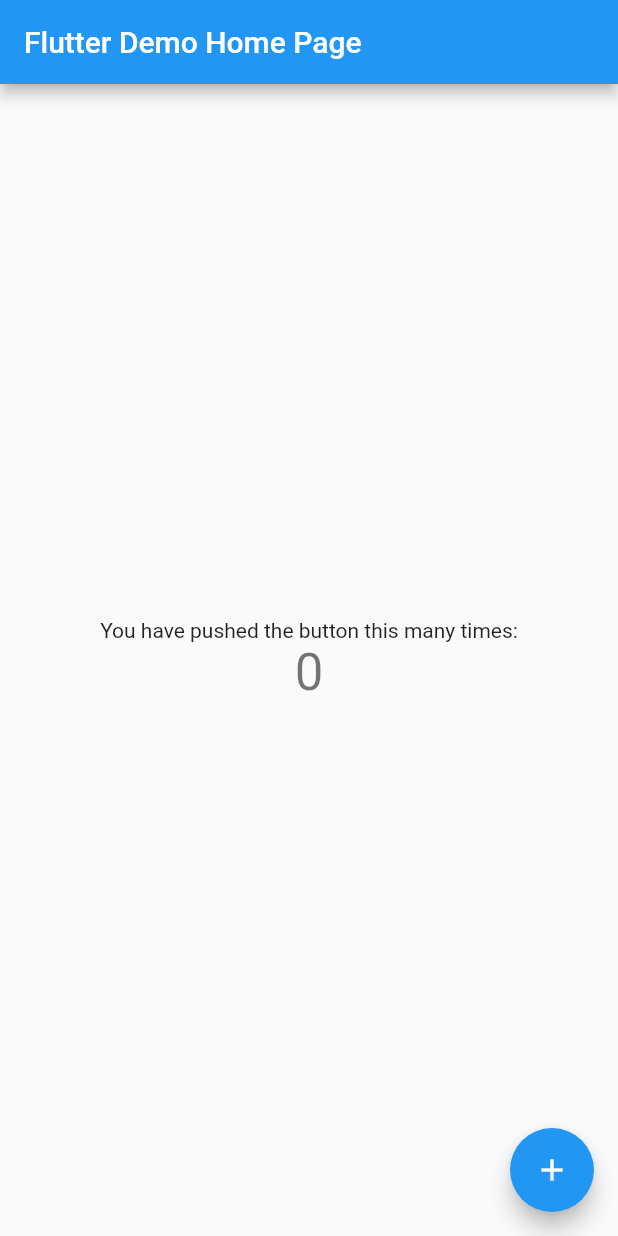
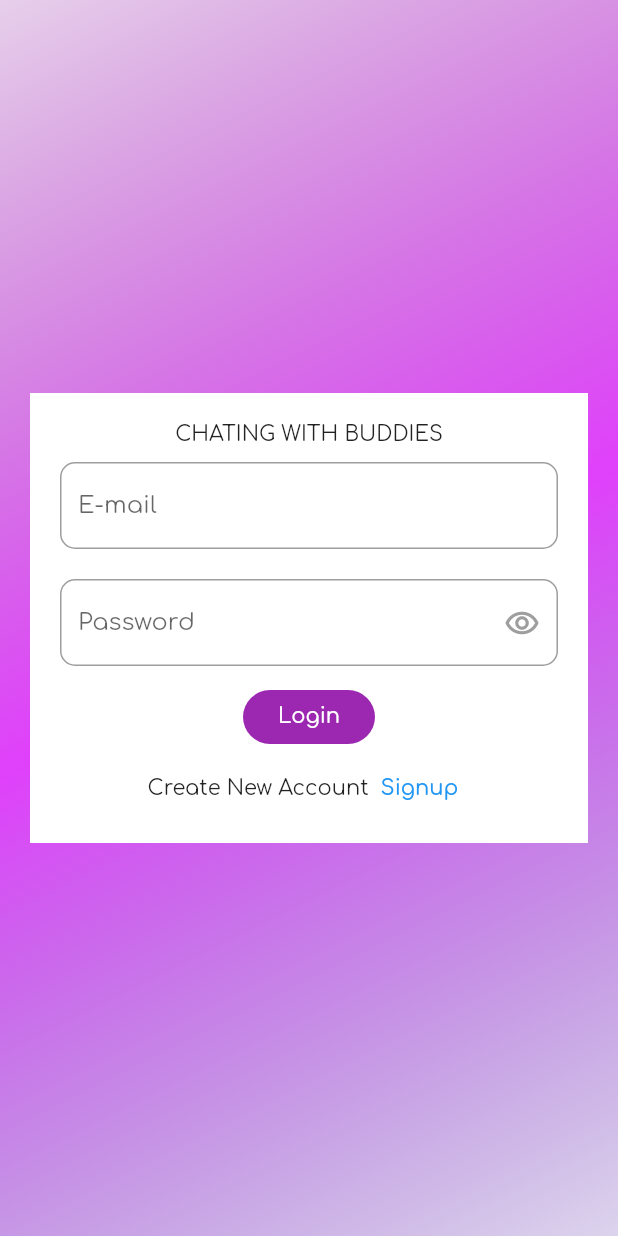
Before and after one commit to FahadNakash/ChatApp_Getx, a Flutter app: the screen it shows after launch, on a phone screen of 412 x 824 dp. Run offline on Flutter 3.47's test engine with Material 2 defaults, Android fonts, the phone set to English and light mode, and no system bars; our stand-ins replace cloud_firestore, firebase_auth, firebase_core, get; accounts and stored records are empty.

```diff
--- /dev/null
+++ b/lib/binding/all_controller_binding.dart
@@ -0,0 +1,9 @@
+import 'package:get/get.dart';
+import '../controllers/auth_controller.dart';
+class AllControllerBinding extends Bindings{
+
+  @override
+  void dependencies() {
+    Get.lazyPut(() =>AuthController());
+  }
+}
--- /dev/null
+++ b/lib/controllers/auth_controller.dart
@@ -0,0 +1,85 @@
+
+import 'package:chatapp_getx/screens/auth_screen.dart';
+import 'package:chatapp_getx/screens/chat_screen.dart';
+import 'package:flutter/cupertino.dart';
+import 'package:flutter/services.dart';
+import 'package:get/get.dart';
+import 'package:firebase_auth/firebase_auth.dart';
+import 'package:cloud_firestore/cloud_firestore.dart';
+class AuthController extends GetxController{
+ static AuthController get authGetter=>Get.find<AuthController>();
+ final obsecure=true.obs;
+ FirebaseAuth _auth=FirebaseAuth.instance;
+ FirebaseFirestore _cloudFireStore=FirebaseFirestore.instance;
+ late Rx<User?> user;
+ var isLoading=false;
+ User? get userdata{
+  return user.value;
+ }
+
+ @override
+  void onReady() {
+  user=Rx<User?>(_auth.currentUser);
+  user.bindStream(_auth.userChanges());
+  ever(user, _initialScreen);
+    super.onReady();
+  }
+
+   _initialScreen(User? user) {
+  if (user!=null) {
+    Get.to(()=>ChatScreen());
+  }else{
+    Get.to(()=>AuthScreen());
+  }
+   }
+
+Future<void> submitForm(GlobalKey<FormState> formkey,Map<String,String> userdata,bool islogin)async {
+final isValid=formkey.currentState!.validate();
+if (isValid && userdata.isNotEmpty){
+ formkey.currentState!.save();
+ if (islogin) {
+  await login(userdata);
+ }else{
+  await signup(userdata);
+ }
+}
+}
+Future<void> signup(Map<String,String> userdata)async{
+
+try{
+ final response=await _auth.createUserWithEmailAndPassword(email: userdata['email']!.trim(), password: userdata['password']!.trim());
+ await _cloudFireStore.collection('Users').doc('${user.value!.uid}').set({
+  'username':userdata['userName'],
+  'password':userdata['password'],
+ });
+} on PlatformException catch(error){
+ final message='someThing wrong';
+ Get.snackbar(error.message.toString(), message,duration: Duration(milliseconds: 1500));
+}catch(error){
+ Get.snackbar('something wrong', error.toString(),duration: Duration(milliseconds: 1500));
+
+}
+}
+
+ Future<void> login(Map<String,String> userdata)async{
+  print(userdata);
+  try{
+   final response=await _auth.signInWithEmailAndPassword(email: userdata['email']!.trim(), password: userdata['password']!.trim());
+  } on PlatformException catch(error){
+   final message='someThing wrong';
+   Get.snackbar(error.message.toString(), message,duration: Duration(milliseconds: 1500));
+  }catch(error){
+   Get.snackbar('something wrong', error.toString(),duration: Duration(milliseconds: 1500));
+
+  }
+ }
+
+ Future<void> logout()async{
+  try{
+   final response=_auth.signOut();
+  } on PlatformException catch(error){
+   final message='Somthing Gone Wrong';
+   Get.snackbar(message, error.message.toString());
+  }
+ }
+}
--- a/lib/main.dart
+++ b/lib/main.dart
@@ -1,115 +1,34 @@
+import 'package:chatapp_getx/binding/all_controller_binding.dart';
+import 'package:firebase_core/firebase_core.dart';
 import 'package:flutter/material.dart';
-
-void main() {
+import 'package:get/get.dart';
+import 'screens/auth_screen.dart';
+void main()async{
+  WidgetsFlutterBinding.ensureInitialized();
+   await Firebase.initializeApp();
   runApp(const MyApp());
 }
-
 class MyApp extends StatelessWidget {
   const MyApp({Key? key}) : super(key: key);
-
   // This widget is the root of your application.
   @override
   Widget build(BuildContext context) {
-    return MaterialApp(
-      title: 'Flutter Demo',
+    return GetMaterialApp(
+      debugShowCheckedModeBanner: false,
+      initialBinding: AllControllerBinding(),
+      title: 'Chat App',
       theme: ThemeData(
-        // This is the theme of your application.
-        //
-        // Try running your application with "flutter run". You'll see the
-        // application has a blue toolbar. Then, without quitting the app, try
-        // changing the primarySwatch below to Colors.green and then invoke
-        // "hot reload" (press "r" in the console where you ran "flutter run",
-        // or simply save your changes to "hot reload" in a Flutter IDE).
-        // Notice that the counter didn't reset back to zero; the application
-        // is not restarted.
-        primarySwatch: Colors.blue,
+        fontFamily: 'Comfortaa',
+        primaryColor: Colors.purple,
+        buttonTheme: ButtonTheme.of(context).copyWith(
+          textTheme: ButtonTextTheme.primary,
+          buttonColor: Colors.purple,
+          shape: RoundedRectangleBorder(
+            borderRadius: BorderRadius.circular(20),
+          ),
+        )
       ),
-      home: const MyHomePage(title: 'Flutter Demo Home Page'),
+      home:AuthScreen()
     );
   }
 }
-
-class MyHomePage extends StatefulWidget {
-  const MyHomePage({Key? key, required this.title}) : super(key: key);
-
-  // This widget is the home page of your application. It is stateful, meaning
-  // that it has a State object (defined below) that contains fields that affect
-  // how it looks.
-
-  // This class is the configuration for the state. It holds the values (in this
-  // case the title) provided by the parent (in this case the App widget) and
-  // used by the build method of the State. Fields in a Widget subclass are
-  // always marked "final".
-
-  final String title;
-
-  @override
-  State<MyHomePage> createState() => _MyHomePageState();
-}
-
-class _MyHomePageState extends State<MyHomePage> {
-  int _counter = 0;
-
-  void _incrementCounter() {
-    setState(() {
-      // This call to setState tells the Flutter framework that something has
-      // changed in this State, which causes it to rerun the build method below
-      // so that the display can reflect the updated values. If we changed
-      // _counter without calling setState(), then the build method would not be
-      // called again, and so nothing would appear to happen.
-      _counter++;
-    });
-  }
-
-  @override
-  Widget build(BuildContext context) {
-    // This method is rerun every time setState is called, for instance as done
-    // by the _incrementCounter method above.
-    //
-    // The Flutter framework has been optimized to make rerunning build methods
-    // fast, so that you can just rebuild anything that needs updating rather
-    // than having to individually change instances of widgets.
-    return Scaffold(
-      appBar: AppBar(
-        // Here we take the value from the MyHomePage object that was created by
-        // the App.build method, and use it to set our appbar title.
-        title: Text(widget.title),
-      ),
-      body: Center(
-        // Center is a layout widget. It takes a single child and positions it
-        // in the middle of the parent.
-        child: Column(
-          // Column is also a layout widget. It takes a list of children and
-          // arranges them vertically. By default, it sizes itself to fit its
-          // children horizontally, and tries to be as tall as its parent.
-          //
-          // Invoke "debug painting" (press "p" in the console, choose the
-          // "Toggle Debug Paint" action from the Flutter Inspector in Android
-          // Studio, or the "Toggle Debug Paint" command in Visual Studio Code)
-          // to see the wireframe for each widget.
-          //
-          // Column has various properties to control how it sizes itself and
-          // how it positions its children. Here we use mainAxisAlignment to
-          // center the children vertically; the main axis here is the vertical
-          // axis because Columns are vertical (the cross axis would be
-          // horizontal).
-          mainAxisAlignment: MainAxisAlignment.center,
-          children: <Widget>[
-            const Text(
-              'You have pushed the button this many times:',
-            ),
-            Text(
-              '$_counter',
-              style: Theme.of(context).textTheme.headline4,
-            ),
-          ],
-        ),
-      ),
-      floatingActionButton: FloatingActionButton(
-        onPressed: _incrementCounter,
-        tooltip: 'Increment',
-        child: const Icon(Icons.add),
-      ), // This trailing comma makes auto-formatting nicer for build methods.
-    );
-  }
-}
--- /dev/null
+++ b/lib/screens/auth_screen.dart
@@ -0,0 +1,46 @@
+import '../widgets/form.dart';
+import 'package:flutter/material.dart';
+class AuthScreen extends StatefulWidget {
+  const AuthScreen({Key? key}) : super(key: key);
+  @override
+  State<AuthScreen> createState() => _AuthScreenState();
+}
+class _AuthScreenState extends State<AuthScreen> with SingleTickerProviderStateMixin {
+  late final AnimationController controller;
+  @override
+  void initState() {
+    controller=AnimationController(vsync:this,duration: Duration(milliseconds: 2000));
+    controller.forward();
+    super.initState();
+  }
+  @override
+  void dispose() {
+    controller.dispose();
+    super.dispose();
+  }
+  @override
+  Widget build(BuildContext context) {
+    return Scaffold(
+      body:Stack(
+        children:[
+          Container(
+            height: MediaQuery.of(context).size.height,
+            width: MediaQuery.of(context).size.width,
+            decoration: BoxDecoration(
+              gradient: LinearGradient(
+                colors: [
+                  Colors.purple.withOpacity(0.2),
+                  Colors.purpleAccent,
+                  Colors.deepPurple.withOpacity(0.2)
+                ],
+                begin:Alignment.topLeft,
+                end: Alignment.bottomRight
+              )
+            ),
+            child: AuthForm(controller)
+          ),
+    ]
+      ),
+    );
+  }
+}
--- /dev/null
+++ b/lib/widgets/form.dart
@@ -0,0 +1,146 @@
+import 'package:flutter/material.dart';
+import 'package:get/get.dart';
+import '../animations/animations_controller.dart';
+import '../controllers/auth_controller.dart';
+// enum AuthMode{
+//   Login,
+//   Signup,
+// }
+class AuthForm extends StatefulWidget {
+  final AnimationController controller;
+
+  @override
+  State<AuthForm> createState() => _AuthFormState();
+  AuthForm(this.controller);
+}
+class _AuthFormState extends State<AuthForm> {
+  final authController=AuthController.authGetter;
+  final formKey=GlobalKey<FormState>();
+
+  Map<String,String> _userData={
+    'email':'',
+    'userName':'',
+    'password':''
+  };
+  bool _isLogin=true;
+  @override
+  Widget build(BuildContext context) {
+    return Center(
+      child: Container(
+        height:_isLogin?300:350,
+        color: Colors.white,
+        margin: EdgeInsets.all(20),
+        padding: EdgeInsets.all(20),
+        child: SingleChildScrollView(
+          child: Form(
+            key: formKey,
+            child: Column(
+              crossAxisAlignment: CrossAxisAlignment.center,
+              children: [
+                Text('CHATING WITH BUDDIES',style: TextStyle(fontFamily: 'Comfortaa'),),
+                SizedBox(height: 10,),
+                TextFormField(
+                  decoration: InputDecoration(
+                      border: OutlineInputBorder(
+                          borderRadius: BorderRadius.circular(10)
+                      ),
+                    hintText: 'example@gmail.com',
+                    hintStyle: TextStyle(color: Colors.grey.shade500),
+                    labelText: 'E-mail',
+                  ),
+                  textInputAction: TextInputAction.next,
+                  keyboardType: TextInputType.emailAddress,
+                  validator: (value){
+                    if (value!.isEmpty || !value.contains('@')) {
+                      return 'Please Enter the Valid email';
+                    }
+                    return null;
+                  },
+                  onSaved:(value){
+                    _userData['email']=value!;
+                  },
+                ),
+                SizedBox(height: 10,),
+                if(!_isLogin)
+                TextFormField(
+                  key: ValueKey('username'),
+                  decoration: InputDecoration(
+                      border: OutlineInputBorder(borderRadius: BorderRadius.circular(10)),
+                      hintText: 'First Name',
+                      labelText: 'UserName'
+                  ),
+                  textInputAction: TextInputAction.next,
+                  keyboardType: TextInputType.name,
+                  validator: (value){
+                    if (value!.isEmpty || value.isNum) {
+                      return 'Please correct the userName';
+                    }
+                    return null;
+                  },
+                  onSaved:(value){
+                    _userData['userName']=value!;
+                  },
+                ),
+                SizedBox(height: 10,),
+                Obx(()=>TextFormField(
+                  key: ValueKey('password'),
+                  decoration: InputDecoration(
+                      border: OutlineInputBorder(borderRadius: BorderRadius.circular(10)),
+                      hintText: '0-9,A-Z',
+                      labelText: 'Password',
+                      suffixIcon: IconButton(
+                        icon:Icon(
+                          authController.obsecure.value?Icons.remove_red_eye_outlined:Icons.remove_red_eye,
+                          color: authController.obsecure.value?Colors.grey:Colors.purple,),
+                        onPressed: (){
+                          authController.obsecure.value=!authController.obsecure.value;
+                        },)
+                  ),
+                  keyboardType: TextInputType.number,
+                  obscureText: authController.obsecure.value,
+                  validator: (value){
+                    if (value!.isEmpty || value.length<6) {
+                      return 'Please enter the correct password';
+                    }
+                    return null;
+                  },
+                  onSaved: (value){
+                    _userData['password']=value!;
+                  },
+                ),),
+                SizedBox(height: 10,),
+                if (authController.isLoading) Center(child: CircularProgressIndicator(color:Colors.purple,)),
+                if (!authController.isLoading)
+                FlatButton(
+                   color: Theme.of(context).primaryColor,
+                    onPressed: ()async{
+                       setState(() {
+                         authController.isLoading=true;
+                       });
+                      await authController.submitForm(formKey,_userData,_isLogin);
+                     setState(() {
+                       authController.isLoading=false;
+                     });
+                    },
+                    child:Text(_isLogin?'Login':'SignUp')),
+                if (!authController.isLoading)
+                Row(
+                  mainAxisAlignment: MainAxisAlignment.center,
+                  children: [
+                  Text(_isLogin?'Create New Account':'Already Account?'),
+                  TextButton(
+                      onPressed: (){
+                    setState(() {
+                      _isLogin=!_isLogin;
+                      print(_isLogin);
+                    });
+                  }, child: Text(_isLogin?'Signup':'Login',style: TextStyle(fontFamily: 'Comfortaa'),))
+                ],)
+              ],
+            ),
+          ),
+        ),
+      ),
+    );
+  }
+}
--- a/pubspec.yaml
+++ b/pubspec.yaml
@@ -34,8 +34,6 @@ dependencies:
   cloud_firestore: ^3.1.7
   firebase_auth: ^3.3.6
   firebase_storage: ^10.2.6
-  firebase_messaging: ^11.2.6
-
 
   # The following adds the Cupertino Icons font to your application.
   # Use with the CupertinoIcons class for iOS style icons.
@@ -51,7 +49,7 @@ dev_dependencies:
   # activated in the `analysis_options.yaml` file located at the root of your
   # package. See that file for information about deactivating specific lint
   # rules and activating additional ones.
-  flutter_lints: ^1.0.0
+  #flutter_lints: ^1.0.0
 
 # For information on the generic Dart part of this file, see the
 # following page: https://dart.dev/tools/pub/pubspec
@@ -81,7 +79,7 @@ flutter:
   # list giving the asset and other descriptors for the font. For
   # example:
   fonts:
-    - family: Schyler
+    - family: Comfortaa
       fonts:
         - asset: assets/fonts/Comfortaa-Light.ttf
           weight: 300
```
Also changed, not shown: lib/animations/animations_controller.dart (added, +10 -0 lines), lib/screens/chat_screen.dart (added, +58 -0 lines), pubspec.lock, 3 other files.
